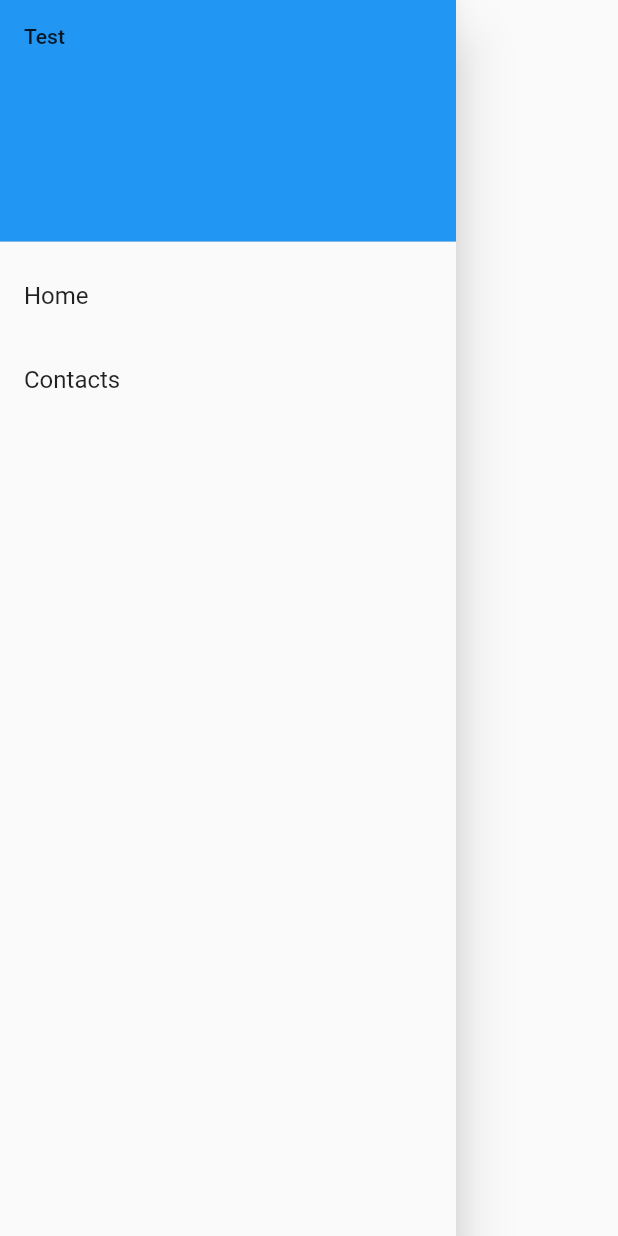
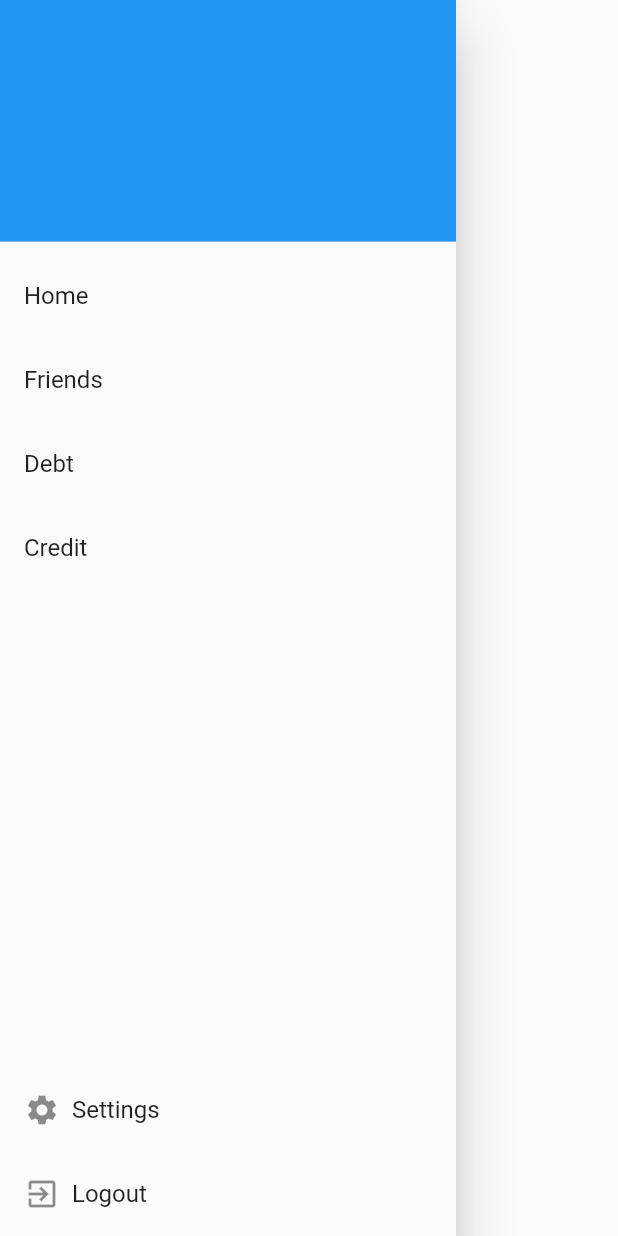
Before and after one commit to sylvesteryue/iou, a Flutter app: the AppDrawer widget shown alone on an empty page, opened directly, on a phone screen of 412 x 824 dp. Run offline on Flutter 3.47's test engine with Material 2 defaults, Android fonts, the phone set to English and light mode, and no system bars; our stand-ins replace cloud_firestore, firebase_auth; accounts and stored records are empty; statements that could not run were skipped.

Commit message:
fixed user authentication flow and navigation with navigation drawer, fixed file organization

```diff
--- a/lib/Models/transaction.dart
+++ b/lib/Models/transaction.dart
@@ -2,5 +2,8 @@ import 'package:flutter/material.dart';
 import 'package:cloud_firestore/cloud_firestore.dart';
 
 class Transaction {
+  String friendUid;
   String title;
+  int price;
+  String description;
 }
--- a/lib/Models/user.dart
+++ b/lib/Models/user.dart
@@ -1,5 +1,7 @@
 class User {
   final String uid;
+  String fname;
+  String lname;
 
   User({this.uid});
 }
--- /dev/null
+++ b/lib/Pages/credit_page.dart
@@ -0,0 +1,11 @@
+import 'package:flutter/material.dart';
+
+class CreditPage extends StatelessWidget {
+  @override
+  Widget build(BuildContext context) {
+    // TODO: implement build
+    return new Center(
+      child: new Text("Hello this is your credit"),
+    );
+  }
+}
--- /dev/null
+++ b/lib/Pages/debt_page.dart
@@ -0,0 +1,11 @@
+import 'package:flutter/material.dart';
+
+class DebtPage extends StatelessWidget {
+  @override
+  Widget build(BuildContext context) {
+    // TODO: implement build
+    return new Center(
+      child: new Text("Hello this is your debt"),
+    );
+  }
+}
--- a/lib/Screens/login.dart
+++ b/lib/Pages/login.dart
@@ -1,5 +1,5 @@
 import 'package:flutter/material.dart';
-import 'package:iou/Routes/routes.dart';
+
 import '../auth.dart';
 
 class Login extends StatefulWidget {
--- a/lib/Screens/signup.dart
+++ b/lib/Pages/signup.dart
@@ -1,5 +1,4 @@
 import 'package:flutter/material.dart';
-import 'package:iou/Routes/routes.dart';
 
 import 'package:iou/auth.dart';
 
--- a/lib/Routes/routes.dart
+++ /dev/null
@@ -1,6 +0,0 @@
-class Routes {
-  static const String home = '/home';
-  static const String contacts = '/contacts';
-  static const String signup = '/signup';
-  static const String login = '/login';
-}
--- a/lib/auth.dart
+++ b/lib/Services/auth.dart
@@ -1,6 +1,6 @@
 import 'dart:async';
 import 'package:firebase_auth/firebase_auth.dart';
-import 'Models/user.dart';
+import '../Models/user.dart';
 
 class Auth {
   final FirebaseAuth firebaseAuth = FirebaseAuth.instance;
--- a/lib/Widgets/drawer.dart
+++ b/lib/Widgets/drawer.dart
@@ -1,26 +1,63 @@
 import 'package:flutter/material.dart';
-import 'package:iou/Routes/routes.dart';
 
 class AppDrawer extends StatelessWidget {
+  final Function onSelectItem;
+  final Function logout;
+  AppDrawer({this.onSelectItem, this.logout});
+
+  Widget _createFooterItem(
+      {IconData icon, String text, GestureTapCallback onTap}) {
+    return ListTile(
+      title: Row(
+        children: <Widget>[
+          Icon(icon),
+          Padding(
+            padding: EdgeInsets.only(left: 8.0),
+            child: Text(text),
+          )
+        ],
+      ),
+      onTap: onTap,
+    );
+  }
+
   @override
   Widget build(BuildContext context) {
     return Drawer(
-        child: ListView(padding: EdgeInsets.zero, children: <Widget>[
+        child: Column(children: <Widget>[
       DrawerHeader(
-          child: Text('Test'),
           decoration: BoxDecoration(
-            color: Colors.blue,
-          )),
+        color: Colors.blue,
+      )),
       ListTile(
           title: Text('Home'),
           onTap: () {
-            Navigator.of(context).pushNamed(Routes.home);
+            onSelectItem(0);
           }),
       ListTile(
-          title: Text('Contacts'),
+          title: Text('Friends'),
           onTap: () {
-            Navigator.of(context).pushNamed(Routes.contacts);
-          })
+            onSelectItem(1);
+          }),
+      ListTile(
+          title: Text('Debt'),
+          onTap: () {
+            onSelectItem(2);
+          }),
+      ListTile(
+          title: Text('Credit'),
+          onTap: () {
+            onSelectItem(3);
+          }),
+      Expanded(child: Container()),
+      Column(
+        children: <Widget>[
+          _createFooterItem(
+              icon: Icons.settings, text: 'Settings', onTap: () => {}),
+          _createFooterItem(
+              icon: Icons.exit_to_app, text: 'Logout', onTap: () => logout())
+        ],
+      )
     ]));
   }
 }
```
Also changed, not shown: lib/Pages/friends_page.dart (added, +13 -0 lines), lib/Pages/home_page.dart (added, +11 -0 lines), lib/Views/auth_view.dart (renamed from lib/auth_form.dart, +5 -5 lines), lib/Views/home_view.dart (added, +97 -0 lines), lib/Views/root_view.dart (renamed from lib/root_page.dart, +6 -8 lines), lib/contacts_page.dart (deleted, +0 -25 lines), lib/home_page.dart (deleted, +0 -46 lines), lib/main.dart (+5 -16 lines).
